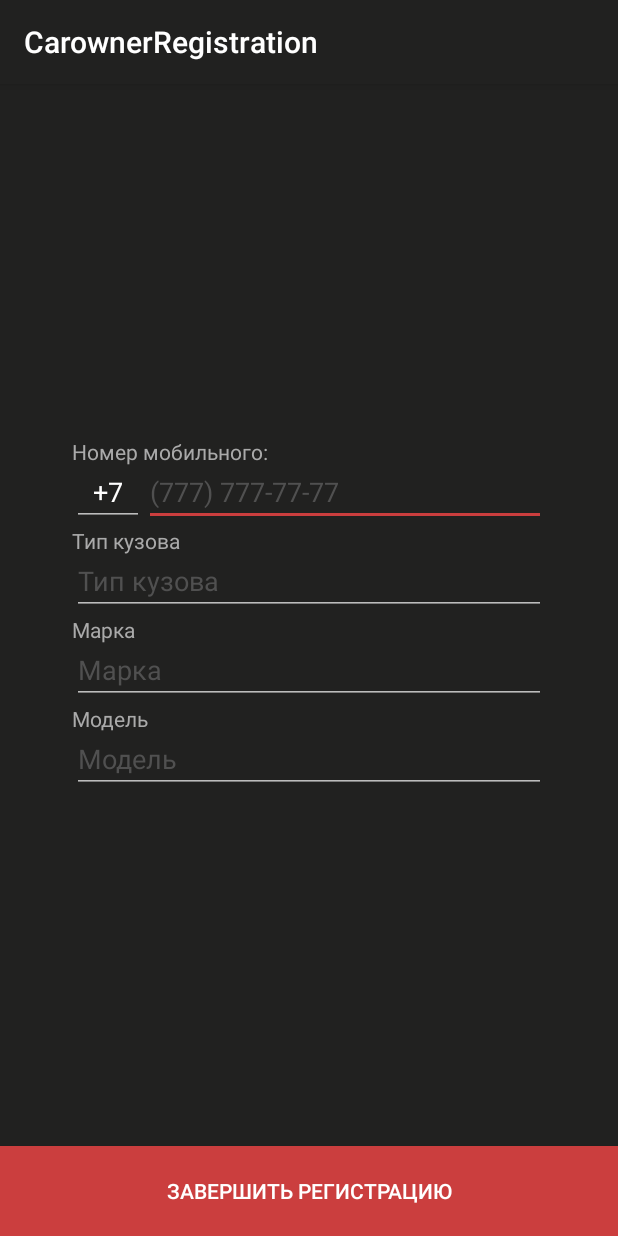
After one commit to adashik/MrMoika, an Android app: the CarownerRegistration screen opened directly, with no data from a screen before it, on a phone screen of 412 x 824 dp. The commit adds this screen. Run offline under Robolectric (Android 15) with nearby library versions, the phone set to English and light mode, and no system bars.

Commit message:
добавил активити с регистрацией юзера

```diff
--- a/app/src/debug/res/values/google_maps_api.xml
+++ b/app/src/debug/res/values/google_maps_api.xml
@@ -15,6 +15,6 @@
     string in this file.
     -->
     <string name="google_maps_key" translatable="false" templateMergeStrategy="preserve">
-        AIzaSyD4_fed3ZDMiiI3DQcBMAiSslot_B8N-o8
+        AIzaSyBrTbn3STXE5ufSwV5gdFtz-BOJ6hS4VB0
     </string>
 </resources>
--- a/app/src/main/AndroidManifest.xml
+++ b/app/src/main/AndroidManifest.xml
@@ -30,8 +30,15 @@
             android:windowSoftInputMode="stateHidden" >
         </activity>
         <activity android:name=".carwash.CarwashMain" >
+        </activity>
+        <activity
+            android:name=".registration.CarownerRegistration"
+            android:label="@string/title_activity_carowner_registration"
+            android:theme="@style/AppTheme" >
+        </activity>
 
-        </activity>
+
+
     </application>
 
 </manifest>
--- a/app/src/main/java/com/lessugly/mrmoika/MainActivity.java
+++ b/app/src/main/java/com/lessugly/mrmoika/MainActivity.java
@@ -9,6 +9,7 @@ import android.os.Bundle;
 import android.view.View;
 
 import com.lessugly.mrmoika.carwash.CarwashMain;
+import com.lessugly.mrmoika.registration.CarownerRegistration;
 import com.lessugly.mrmoika.registration.CarwashRegistration;
 
 public class MainActivity extends AppCompatActivity {
@@ -38,4 +39,9 @@ public class MainActivity extends AppCompatActivity {
         });
         startActivityForResult(goToCarwashRegistration, 1);
     }
+
+    public void carownerRegistration(View view) {
+        Intent intent = new Intent(MainActivity.this, CarownerRegistration.class);
+        startActivity(intent);
+    }
 }
--- /dev/null
+++ b/app/src/main/java/com/lessugly/mrmoika/registration/CarownerRegistration.java
@@ -0,0 +1,23 @@
+package com.lessugly.mrmoika.registration;
+
+import android.os.Bundle;
+import android.support.design.widget.FloatingActionButton;
+import android.support.design.widget.Snackbar;
+import android.support.v7.app.AppCompatActivity;
+import android.support.v7.widget.Toolbar;
+import android.view.View;
+
+import com.lessugly.mrmoika.R;
+
+public class CarownerRegistration extends AppCompatActivity {
+
+    @Override
+    protected void onCreate(Bundle savedInstanceState) {
+        super.onCreate(savedInstanceState);
+        setContentView(R.layout.activity_carowner_registration);
+        Toolbar toolbar = (Toolbar) findViewById(R.id.toolbar);
+        setSupportActionBar(toolbar);
+
+    }
+
+}
--- /dev/null
+++ b/app/src/main/res/layout/activity_carowner_registration.xml
@@ -0,0 +1,155 @@
+<?xml version="1.0" encoding="utf-8"?>
+<RelativeLayout xmlns:android="http://schemas.android.com/apk/res/android"
+    xmlns:tools="http://schemas.android.com/tools" xmlns:app="http://schemas.android.com/apk/res-auto"
+    android:layout_width="match_parent"
+    android:layout_height="match_parent"
+    android:paddingLeft="@dimen/activity_horizontal_margin"
+    android:paddingRight="@dimen/activity_horizontal_margin"
+    android:paddingTop="@dimen/activity_vertical_margin"
+    android:background="@drawable/background_carwash_registration"
+    android:paddingBottom="@dimen/activity_vertical_margin"
+    tools:context="com.lessugly.mrmoika.registration.CarwashRegistration"
+    >
+
+    <android.support.design.widget.AppBarLayout android:id="@+id/appbar"
+        android:layout_width="match_parent" android:layout_height="wrap_content"
+        android:theme="@style/AppTheme.AppBarOverlay">
+
+        <android.support.v7.widget.Toolbar android:id="@+id/toolbar"
+            android:layout_width="match_parent"
+            android:layout_height="?attr/actionBarSize"
+            android:background="?attr/colorPrimary"
+            app:popupTheme="@style/AppTheme.PopupOverlay"
+            app:layout_scrollFlags="scroll|enterAlways">
+        </android.support.v7.widget.Toolbar>
+    </android.support.design.widget.AppBarLayout>
+
+
+    <Button
+        android:id="@+id/buttonNextUser"
+        android:layout_width="fill_parent"
+        android:layout_height="@dimen/main_button_height"
+        android:text="@string/registration_button_confirm"
+        android:textAllCaps="true"
+        android:layout_alignParentBottom="true"
+        android:layout_centerInParent="true"
+        android:background="@drawable/button_next"
+        />
+
+
+    <RelativeLayout
+        android:layout_width="match_parent"
+        android:layout_height="match_parent"
+        android:layout_marginRight="48dp"
+        android:layout_marginLeft="48dp"
+        android:layout_marginTop="235dp"
+        android:layout_below="@+id/appbar"
+        android:layout_centerHorizontal="true"
+        android:layout_above="@+id/buttonNextUser">
+
+        <TextView
+            android:layout_width="wrap_content"
+            android:layout_height="wrap_content"
+            android:text="@string/phone"
+            android:id="@+id/phoneHint"
+            android:layout_alignParentTop="true"
+            android:layout_alignParentStart="true"
+            android:textColor="@color/text_secondary" />
+        <EditText
+            android:layout_width="48dp"
+            android:layout_height="wrap_content"
+            android:id="@+id/carownerPhoneCode"
+            android:layout_alignParentTop="true"
+            android:layout_alignParentStart="true"
+            android:textAlignment="center"
+            android:inputType="none"
+            android:editable="false"
+            android:maxLength="2"
+            android:text="+7"
+            android:paddingTop="24dp" />
+        <EditText
+            android:layout_width="fill_parent"
+            android:layout_height="wrap_content"
+            android:id="@+id/carownerPhone"
+            android:layout_alignParentTop="true"
+            android:layout_alignParentStart="true"
+            android:inputType="number"
+            android:textColorHint="@color/text_hint"
+            android:maxLength="15"
+            android:hint="@string/phone_hint"
+            android:paddingTop="24dp"
+            android:layout_marginLeft="48dp"
+            android:text=""
+            ><requestFocus/></EditText>
+
+        <TextView
+            android:layout_width="wrap_content"
+            android:layout_height="wrap_content"
+            android:text="@string/car_type_hint"
+            android:id="@+id/car_type_view"
+            android:layout_below="@+id/carownerPhone"
+            android:layout_alignParentStart="true"
+            android:textColor="@color/text_secondary" />
+
+
+        <EditText
+            android:layout_width="fill_parent"
+            android:layout_height="wrap_content"
+            android:id="@+id/car_type"
+            android:layout_below="@+id/carownerPhone"
+            android:layout_alignParentStart="true"
+            android:paddingTop="24dp"
+            android:inputType="text"
+            android:text=""
+            android:hint="@string/car_type_hint"
+            android:textColorHint="@color/text_hint"/>
+
+        <TextView
+            android:layout_width="wrap_content"
+            android:layout_height="wrap_content"
+            android:text="@string/car_brand_hint"
+            android:id="@+id/car_brand_view"
+            android:layout_below="@+id/car_type"
+            android:layout_alignParentStart="true"
+            android:textColor="@color/text_secondary" />
+
+
+        <EditText
+            android:layout_width="fill_parent"
+            android:layout_height="wrap_content"
+            android:id="@+id/car_brand"
+            android:layout_below="@+id/car_type"
+            android:layout_alignParentStart="true"
+            android:paddingTop="24dp"
+            android:inputType="text"
+            android:text=""
+            android:hint="@string/car_brand_hint"
+            android:textColorHint="@color/text_hint"/>
+
+        <TextView
+            android:layout_width="wrap_content"
+            android:layout_height="wrap_content"
+            android:text="@string/car_model_hint"
+            android:id="@+id/car_model_view"
+            android:layout_below="@+id/car_brand"
+            android:layout_alignParentStart="true"
+            android:textColor="@color/text_secondary" />
+
+        <EditText
+            android:layout_width="fill_parent"
+            android:layout_height="wrap_content"
+            android:id="@+id/car_model"
+            android:layout_below="@+id/car_brand"
+            android:layout_alignParentStart="true"
+            android:paddingTop="24dp"
+            android:inputType="text"
+            android:text=""
+            android:hint="@string/car_model_hint"
+            android:textColorHint="@color/text_hint"/>
+
+
+    </RelativeLayout>
+
+
+
+</RelativeLayout>
--- a/app/src/main/res/layout/activity_main.xml
+++ b/app/src/main/res/layout/activity_main.xml
@@ -17,7 +17,8 @@
         android:layout_marginBottom="120dp"
         android:layout_alignParentBottom="true"
         android:layout_centerHorizontal="true"
-        android:background="@drawable/button_next"/>
+        android:background="@drawable/button_next"
+        android:onClick="carownerRegistration" />
 
     <Button
         android:layout_width="@dimen/main_button_width"
--- a/app/src/main/res/values/strings.xml
+++ b/app/src/main/res/values/strings.xml
@@ -19,5 +19,9 @@
     <string name="error_wrong_phone_number">Номер должен содержать 10 цифр</string>
     <string name="action_registration">Далее</string>
     <string name="carwash_address">Точный адрес:</string>
+    <string name="title_activity_carowner_registration">CarownerRegistration</string>
+    <string name="car_type_hint">Тип кузова</string>
+    <string name="car_brand_hint">Марка</string>
+    <string name="car_model_hint">Модель</string>
 
 </resources>
```
Also changed, not shown: app/src/main/res/layout/activity_carwash_registration.xml (indentation only).
